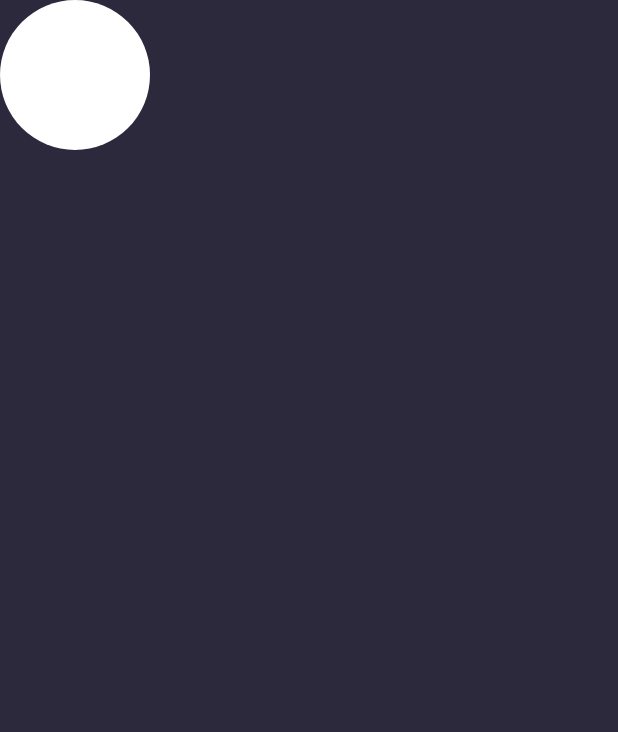
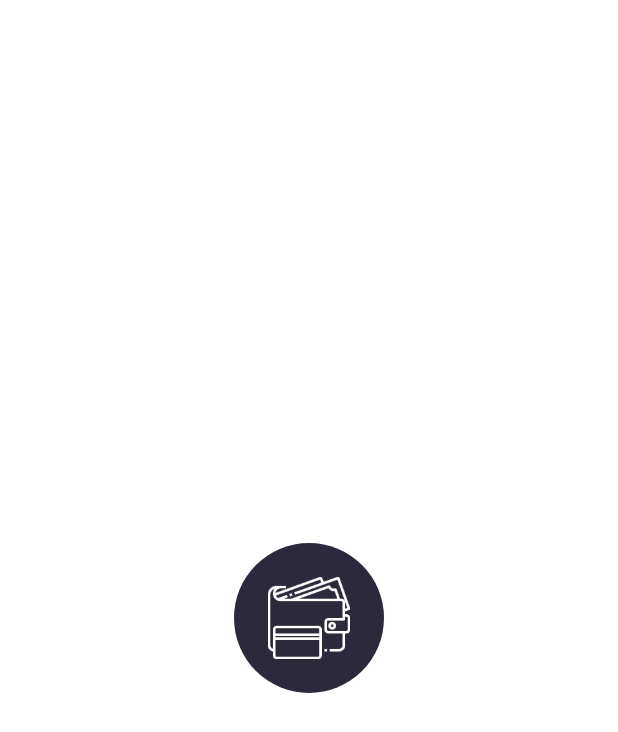
Before and after one commit to BILALAHMAD5587/expenser, a Flutter app: the screen it shows after launch, on a phone screen of 412 x 824 dp. Shown: the top 732 px of the screen. Run offline on Flutter 3.47's test engine with Material 2 defaults, Android fonts, the phone set to English and light mode, and no system bars.

Commit message:
expenser_app

```diff
--- a/lib/screens/slpash/splash_page.dart
+++ b/lib/screens/slpash/splash_page.dart
@@ -11,12 +11,20 @@ class _Splashp_PageState extends State<Splashp_Page> {
   @override
   Widget build(BuildContext context) {
     return Scaffold(
+      backgroundColor: Theme.of(context).backgroundColor,
       body: Stack(
         children: [
-          CircleAvatar(
-            backgroundColor: Theme.of(context).backgroundColor,
+          Center(
+              child: CircleAvatar(
+            backgroundColor: Theme.of(context).canvasColor,
             radius: 50,
-          )
+          )),
+          Center(
+              child: ImageIcon(
+            AssetImage('assets/images/wallet_bw.png'),
+            size: 55,
+            color: Theme.of(context).backgroundColor,
+          ))
         ],
       ),
     );
--- a/pubspec.yaml
+++ b/pubspec.yaml
@@ -60,8 +60,8 @@ flutter:
   uses-material-design: true
 
   # To add assets to your application, add an assets section, like this:
-  # assets:
-  #   - images/a_dot_burr.jpeg
+  assets:
+    - assets/images/
   #   - images/a_dot_ham.jpeg
 
   # An image asset can refer to one or more resolution-specific "variants", see
```
